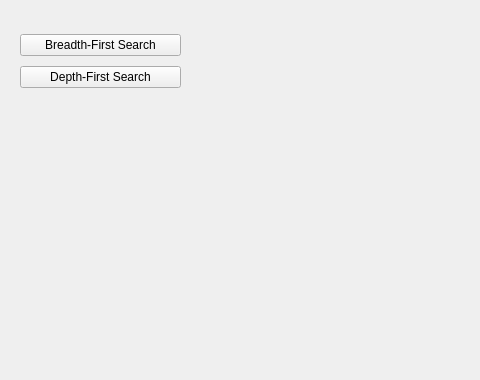
Above: src/mainwindow.ui from CubeElement/visualgorithms before the change; both pictures show x 0 to 480 and y 0 to 380 of the 800 by 380 pixel window. Below: the same form after it.
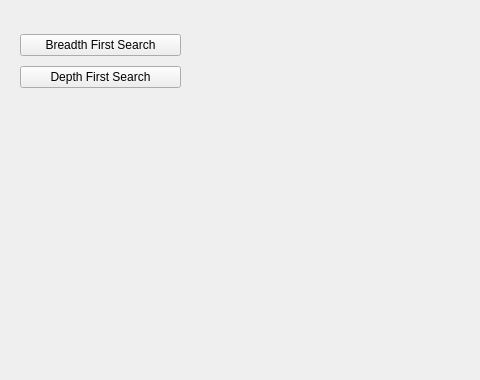
That is the form after the change.

Commit message: Creates DepthFS algorithm class

The edit to the form file:
```diff
--- a/src/mainwindow.ui
+++ b/src/mainwindow.ui
@@ -14,7 +14,7 @@
    <string>MainWindow</string>
   </property>
   <widget class="QWidget" name="centralwidget">
-   <widget class="QWidget" name="">
+   <widget class="QWidget" name="layoutWidget">
     <property name="geometry">
      <rect>
       <x>20</x>
@@ -27,14 +27,14 @@
      <item>
       <widget class="QPushButton" name="breadthfs_button">
        <property name="text">
-        <string>Breadth-First Search</string>
+        <string>Breadth First Search</string>
        </property>
       </widget>
      </item>
      <item>
       <widget class="QPushButton" name="breadthfs_button_2">
        <property name="text">
-        <string>Depth-First Search</string>
+        <string>Depth First Search</string>
        </property>
       </widget>
      </item>
```
Left out of the diff: 2 changed lines with no effect on the pictures. The commit also changes 5 other files.
